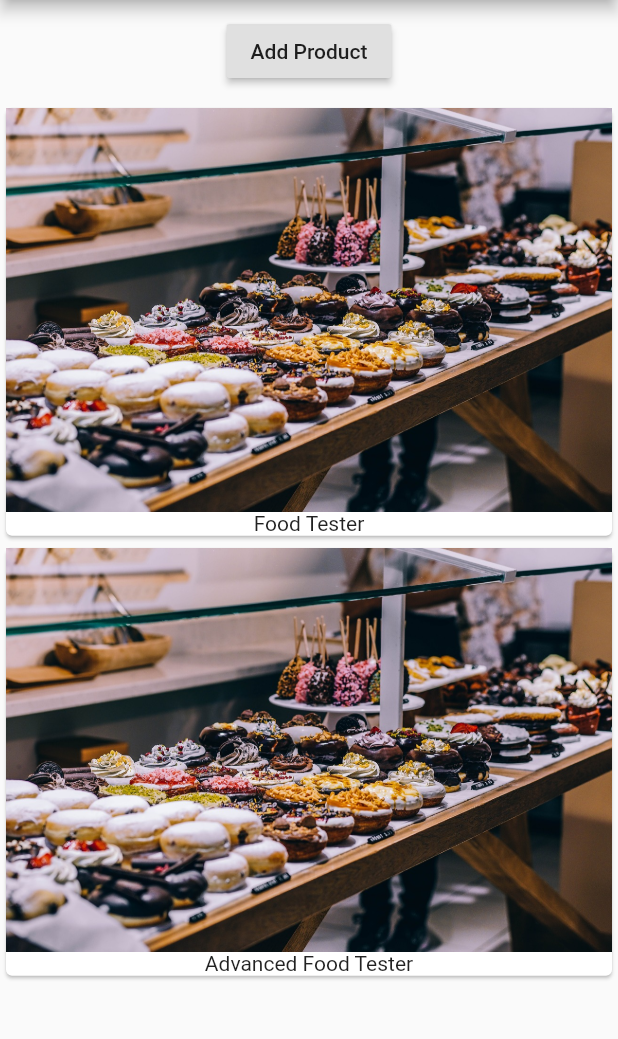
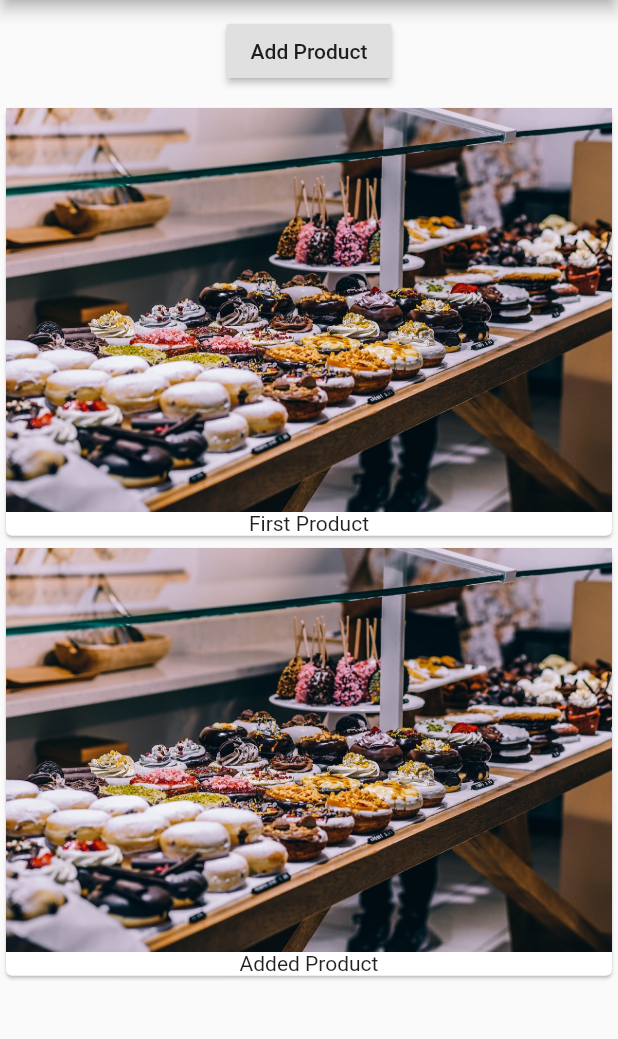
Before and after one commit to karocksjoelee/udemy_first_flutter_app, a Flutter app: the screen it shows after launch, after a tap on "Add Product", on a phone screen of 412 x 824 dp, the part 84-1123 px from its top. Run offline on Flutter 3.47's test engine with Material 2 defaults, Android fonts, the phone set to English and light mode, and no system bars.

```diff
--- a/lib/main.dart
+++ b/lib/main.dart
@@ -31,7 +31,7 @@ class MyApp extends StatelessWidget {
         appBar: AppBar(
           title: Text('EasyList'),
         ),
-        body: ProductMangner(),
+        body: ProductMangner('First Product'),
       ),
     );
   }
@@ -51,6 +51,7 @@ class _MyAppState extends State<MyAppStateful> {
         appBar: AppBar(
           title: Text('EasyList'),
         ),
+        // * Column : A widget that displays its children in a vertical array.
         body: Column(children: <Widget>[
           Container(
             margin: EdgeInsets.all(10.0),
--- a/lib/product_manager.dart
+++ b/lib/product_manager.dart
@@ -3,6 +3,8 @@ import 'package:flutter/material.dart';
 import './products.dart';
 
 class ProductMangner extends StatefulWidget {
+  final String startingProduct;
+  ProductMangner(this.startingProduct);
   @override
   State<StatefulWidget> createState() {
     // TODO: implement createState
@@ -11,7 +13,14 @@ class ProductMangner extends StatefulWidget {
 }
 
 class _ProductManangerState extends State<ProductMangner> {
-  List<String> _products = ['Food Tester'];
+  List<String> _products = [];
+
+  @override
+    void initState() {
+      _products.add(widget.startingProduct);
+      super.initState();
+    }
+
   @override
   Widget build(BuildContext context) {
     // TODO: implement build
@@ -22,7 +31,7 @@ class _ProductManangerState extends State<ProductMangner> {
             child: Text('Add Product'),
             onPressed: () {
               setState(() {
-                _products.add('Advanced Food Tester');
+                _products.add('Added Product');
                 print(_products);
               });
             },
```
